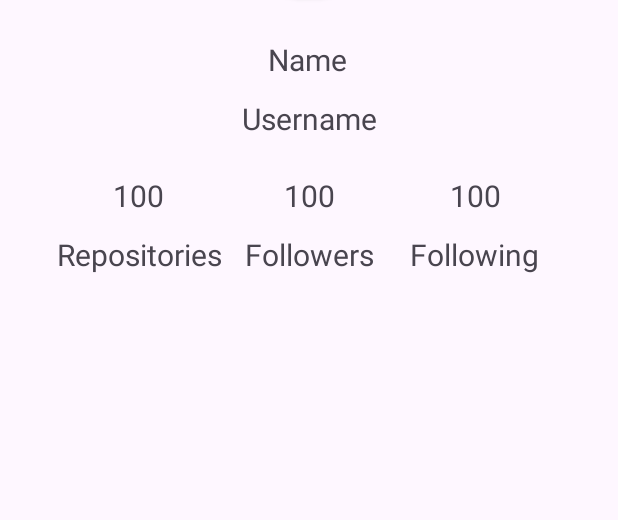
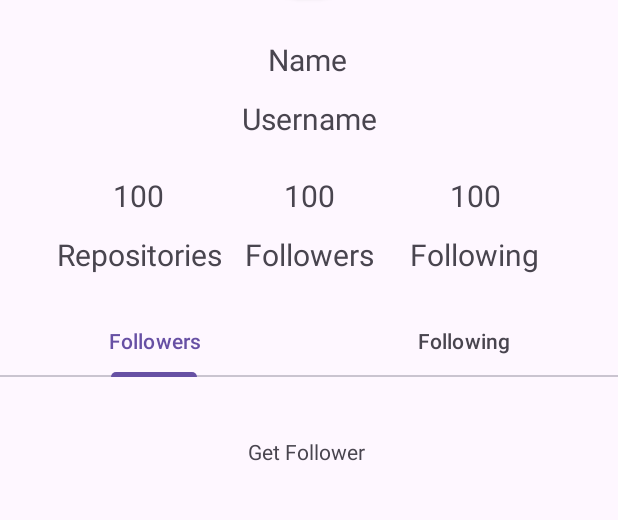
Before and after one commit to abdrafiqanwar/Aplikasi-GitHub-User, an Android app: the DetailActivity screen opened directly, with no data from a screen before it, on a phone screen of 412 x 824 dp, the part 378-898 px from its top. Run offline under Robolectric (Android 15) with nearby library versions, the phone set to English and light mode, and no system bars; pictures from the network do not load; 2 statements that could not run were skipped.

Commit message:
tab layout

```diff
--- a/SubmissionAwal/app/build.gradle.kts
+++ b/SubmissionAwal/app/build.gradle.kts
@@ -50,6 +50,7 @@ dependencies {
     implementation("com.squareup.retrofit2:retrofit:2.9.0")
     implementation("com.squareup.retrofit2:converter-gson:2.9.0")
     implementation("com.squareup.okhttp3:logging-interceptor:4.11.0")
+    implementation("androidx.viewpager2:viewpager2:1.0.0")
     testImplementation(libs.junit)
     androidTestImplementation(libs.androidx.junit)
     androidTestImplementation(libs.androidx.espresso.core)
--- a/SubmissionAwal/app/src/main/java/com/example/submissionawal/ui/DetailActivity.kt
+++ b/SubmissionAwal/app/src/main/java/com/example/submissionawal/ui/DetailActivity.kt
@@ -5,14 +5,18 @@ import android.os.Bundle
 import android.util.Log
 import android.view.View
 import androidx.activity.enableEdgeToEdge
+import androidx.annotation.StringRes
 import androidx.appcompat.app.AppCompatActivity
 import androidx.core.view.ViewCompat
 import androidx.core.view.WindowInsetsCompat
+import androidx.viewpager2.widget.ViewPager2
 import com.bumptech.glide.Glide
 import com.example.submissionawal.R
 import com.example.submissionawal.data.response.DetailUserResponse
 import com.example.submissionawal.data.retrofit.ApiConfig
 import com.example.submissionawal.databinding.ActivityDetailBinding
+import com.google.android.material.tabs.TabLayout
+import com.google.android.material.tabs.TabLayoutMediator
 import retrofit2.Call
 import retrofit2.Callback
 import retrofit2.Response
@@ -20,6 +24,14 @@ import retrofit2.Response
 class DetailActivity : AppCompatActivity() {
 
     private lateinit var binding: ActivityDetailBinding
+
+    companion object {
+        @StringRes
+        private val TAB_TITLES = intArrayOf(
+            R.string.tab_text_1,
+            R.string.tab_text_2
+        )
+    }
 
     override fun onCreate(savedInstanceState: Bundle?) {
         super.onCreate(savedInstanceState)
@@ -34,6 +46,15 @@ class DetailActivity : AppCompatActivity() {
 
         val username = intent.getStringExtra("username")
         detailUser(username.toString())
+
+        val sectionsPagerAdapter = SectionsPagerAdapter(this)
+        sectionsPagerAdapter.username = username.toString()
+        val viewPager: ViewPager2 = findViewById(R.id.view_pager)
+        viewPager.adapter = sectionsPagerAdapter
+        val tabs: TabLayout = findViewById(R.id.tabs)
+        TabLayoutMediator(tabs, viewPager) { tab, position ->
+            tab.text = resources.getString(TAB_TITLES[position])
+        }.attach()
     }
 
     private fun detailUser(path: String){
--- /dev/null
+++ b/SubmissionAwal/app/src/main/java/com/example/submissionawal/ui/DetailFragment.kt
@@ -0,0 +1,49 @@
+package com.example.submissionawal.ui
+
+import android.os.Bundle
+import androidx.fragment.app.Fragment
+import android.view.LayoutInflater
+import android.view.View
+import android.view.ViewGroup
+import android.widget.TextView
+import com.example.submissionawal.R
+import com.example.submissionawal.databinding.FragmentDetailBinding
+
+class DetailFragment : Fragment() {
+
+    private lateinit var _binding: FragmentDetailBinding
+    private val binding get() = _binding!!
+
+    var position: Int = 0
+    var username: String = ""
+
+    companion object {
+        const val ARG_POSITION = "arg_position"
+        const val ARG_USERNAME = "arg_username"
+    }
+
+    override fun onCreateView(
+        inflater: LayoutInflater, container: ViewGroup?,
+        savedInstanceState: Bundle?
+    ): View? {
+        // Inflate the layout for this fragment
+        _binding = FragmentDetailBinding.inflate(inflater, container, false)
+        val view = binding.root
+        return view
+    }
+
+    override fun onViewCreated(view: View, savedInstanceState: Bundle?) {
+        super.onViewCreated(view, savedInstanceState)
+
+        arguments?.let {
+            position = it.getInt(ARG_POSITION)
+            username = it.getString(ARG_USERNAME).toString()
+        }
+
+        if (position == 1){
+            binding.tvTesting.text = "Get Follower $username"
+        } else {
+            binding.tvTesting.text = "Get Following $username"
+        }
+    }
+}
--- /dev/null
+++ b/SubmissionAwal/app/src/main/java/com/example/submissionawal/ui/SectionsPagerAdapter.kt
@@ -0,0 +1,21 @@
+package com.example.submissionawal.ui
+
+import android.os.Bundle
+import androidx.appcompat.app.AppCompatActivity
+import androidx.fragment.app.Fragment
+import androidx.viewpager2.adapter.FragmentStateAdapter
+
+class SectionsPagerAdapter(activity: AppCompatActivity) : FragmentStateAdapter(activity) {
+    var username: String = ""
+    override fun createFragment(position: Int): Fragment {
+        val fragment = DetailFragment()
+        fragment.arguments = Bundle().apply {
+            putInt(DetailFragment.ARG_POSITION, position + 1)
+            putString(DetailFragment.ARG_USERNAME, username)
+        }
+        return fragment
+    }
+    override fun getItemCount(): Int {
+        return 2
+    }
+}
--- a/SubmissionAwal/app/src/main/res/layout/activity_detail.xml
+++ b/SubmissionAwal/app/src/main/res/layout/activity_detail.xml
@@ -127,7 +127,26 @@
         android:visibility="gone"
         app:layout_constraintBottom_toBottomOf="parent"
         app:layout_constraintEnd_toEndOf="parent"
+        app:layout_constraintHorizontal_bias="0.498"
         app:layout_constraintStart_toStartOf="parent"
         app:layout_constraintTop_toTopOf="parent"
+        app:layout_constraintVertical_bias="0.434"
         tools:visibility="visible" />
+
+    <com.google.android.material.tabs.TabLayout
+        android:id="@+id/tabs"
+        android:layout_width="match_parent"
+        android:layout_height="wrap_content"
+        android:layout_marginTop="20dp"
+        app:layout_constraintEnd_toEndOf="parent"
+        app:layout_constraintStart_toStartOf="parent"
+        app:layout_constraintTop_toBottomOf="@+id/textView3" />
+
+    <androidx.viewpager2.widget.ViewPager2
+        android:id="@+id/view_pager"
+        android:layout_width="match_parent"
+        android:layout_height="100dp"
+        app:layout_constraintEnd_toEndOf="parent"
+        app:layout_constraintStart_toStartOf="parent"
+        app:layout_constraintTop_toBottomOf="@+id/tabs" />
 </androidx.constraintlayout.widget.ConstraintLayout>
--- /dev/null
+++ b/SubmissionAwal/app/src/main/res/layout/fragment_detail.xml
@@ -0,0 +1,31 @@
+<?xml version="1.0" encoding="utf-8"?>
+<FrameLayout xmlns:android="http://schemas.android.com/apk/res/android"
+    xmlns:app="http://schemas.android.com/apk/res-auto"
+    xmlns:tools="http://schemas.android.com/tools"
+    android:layout_width="match_parent"
+    android:layout_height="match_parent"
+    tools:context=".ui.DetailFragment">
+
+    <androidx.recyclerview.widget.RecyclerView
+        android:id="@+id/rv_user"
+        android:layout_width="match_parent"
+        android:layout_height="wrap_content"
+        tools:listitem="@layout/item_user" />
+
+    <ProgressBar
+        android:id="@+id/progressBar"
+        style="?android:attr/progressBarStyle"
+        android:layout_width="wrap_content"
+        android:layout_height="wrap_content"
+        android:visibility="gone"
+        tools:visibility="visible"
+        android:layout_gravity="center"/>
+
+    <TextView
+        android:id="@+id/tv_testing"
+        android:layout_width="wrap_content"
+        android:layout_height="wrap_content"
+        android:text="halo"
+        android:layout_gravity="center"/>
+
+</FrameLayout>
--- a/SubmissionAwal/app/src/main/res/values/strings.xml
+++ b/SubmissionAwal/app/src/main/res/values/strings.xml
@@ -11,4 +11,8 @@
     <string name="followers_number">100</string>
     <string name="repo_number">100</string>
     <string name="no_data">Tidak ada data</string>
+    <!-- TODO: Remove or change this placeholder text -->
+    <string name="hello_blank_fragment">Hello blank fragment</string>
+    <string name="tab_text_1">Followers</string>
+    <string name="tab_text_2">Following</string>
 </resources>
```
